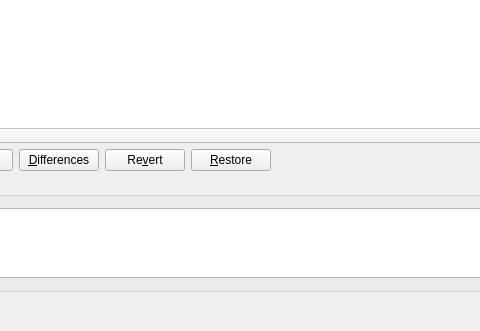
The window that Plugins/VcsPlugins/vcsPySvn/SvnStatusDialog.ui (testmana2/test) describes before a commit, drawn with Qt 5; both pictures show x 173 to 653 and y 315 to 646 of the 955 by 646 pixel window.
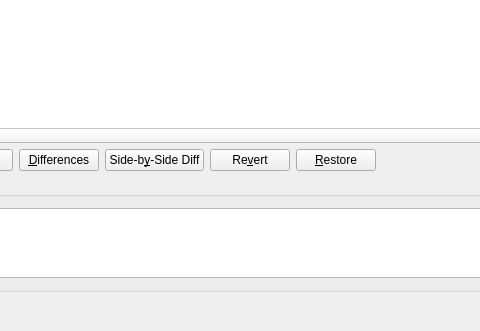
The same window after the commit.

Commit message: Added capability to compare files side-by-side to the Subversion interfaces.

What changed in the file:
```diff
--- a/Plugins/VcsPlugins/vcsPySvn/SvnStatusDialog.ui
+++ b/Plugins/VcsPlugins/vcsPySvn/SvnStatusDialog.ui
@@ -184,6 +184,16 @@
        </property>
       </widget>
      </item>
+     <item>
+      <widget class="QPushButton" name="sbsDiffButton">
+       <property name="toolTip">
+        <string>Show differences of the selected entry to the repository in a side-by-side manner</string>
+       </property>
+       <property name="text">
+        <string>Side-b&amp;y-Side Diff</string>
+       </property>
+      </widget>
+     </item>
      <item>
       <widget class="QPushButton" name="revertButton">
        <property name="toolTip">
```
Left out of the diff: 1 changed line with no effect on the pictures. The commit also changes 44 other files.
